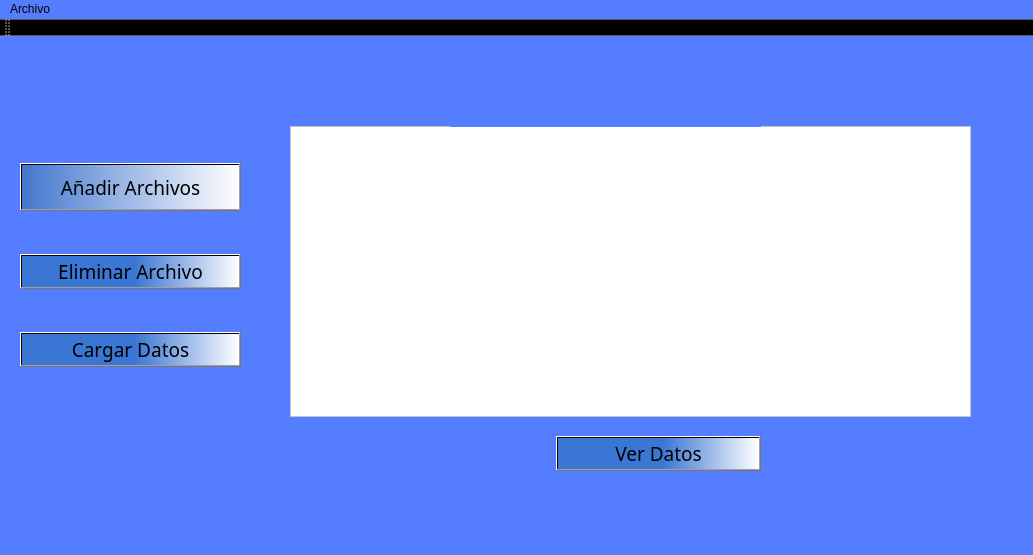
This is Interfaz/UI/InicioSubirDatos.ui in Dumaru/ExcelReports as Qt 5 draws it before an edit. The edited form follows.
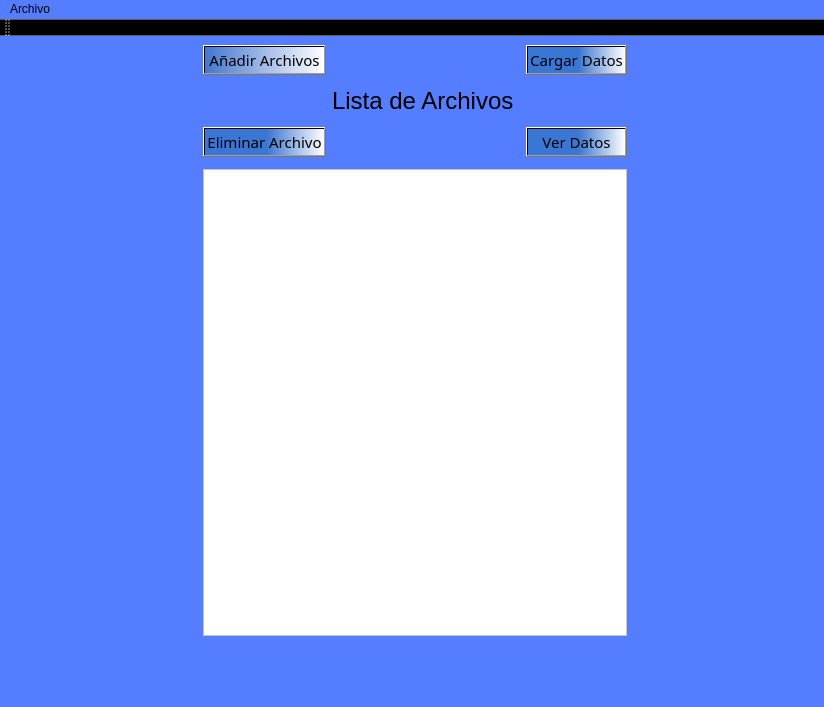
This is the edited form. Icons and pictures are not drawn.

Commit message:
Actualizacion Interfaces
Mejoras

What changed in the file:
```diff
--- a/Interfaz/UI/InicioSubirDatos.ui
+++ b/Interfaz/UI/InicioSubirDatos.ui
@@ -6,8 +6,8 @@
    <rect>
     <x>0</x>
     <y>0</y>
-    <width>1033</width>
-    <height>555</height>
+    <width>824</width>
+    <height>707</height>
    </rect>
   </property>
   <property name="windowTitle">
@@ -18,40 +18,15 @@
 background-color: qlineargradient(spread:pad, x1:0, y1:0, x2:1, y2:0, stop:1 rgba(85, 125, 255, 255));</string>
   </property>
   <widget class="QWidget" name="centralwidget">
-   <widget class="QWidget" name="horizontalLayoutWidget">
-    <property name="geometry">
-     <rect>
-      <x>290</x>
-      <y>90</y>
-      <width>681</width>
-      <height>291</height>
-     </rect>
-    </property>
-    <layout class="QHBoxLayout" name="horizontalLayoutTablaMostrarDatos">
+   <layout class="QGridLayout" name="gridLayout_2">
+    <item row="1" column="1">
+     <layout class="QVBoxLayout" name="verticalLayout">
      <item>
-      <widget class="QListWidget" name="listWidgetListaArchivos">
-       <property name="styleSheet">
-        <string notr="true">background-color: rgb(255, 255, 255);
-border-color: rgb(0, 0, 0);</string>
-       </property>
-       <property name="autoScrollMargin">
-        <number>23</number>
-       </property>
-      </widget>
-     </item>
-    </layout>
-   </widget>
-   <widget class="QWidget" name="verticalLayoutWidget_2">
-    <property name="geometry">
-     <rect>
-      <x>20</x>
-      <y>90</y>
-      <width>221</width>
-      <height>281</height>
-     </rect>
-    </property>
-    <layout class="QVBoxLayout" name="AnadirverticalLayout">
-     <item>
+       <layout class="QGridLayout" name="gridLayout">
+        <property name="sizeConstraint">
+         <enum>QLayout::SetMinimumSize</enum>
+        </property>
+        <item row="0" column="1">
       <widget class="QPushButton" name="pushButtonAnadirArchivo">
        <property name="maximumSize">
         <size>
@@ -62,7 +37,7 @@
        <property name="font">
         <font>
          <family>Corbel</family>
-         <pointsize>14</pointsize>
+            <pointsize>11</pointsize>
         </font>
        </property>
        <property name="styleSheet">
@@ -86,12 +61,38 @@
        </property>
       </widget>
      </item>
-     <item>
+        <item row="11" column="5">
+         <spacer name="horizontalSpacer_2">
+          <property name="orientation">
+           <enum>Qt::Horizontal</enum>
+          </property>
+          <property name="sizeHint" stdset="0">
+           <size>
+            <width>40</width>
+            <height>20</height>
+           </size>
+          </property>
+         </spacer>
+        </item>
+        <item row="11" column="0">
+         <spacer name="horizontalSpacer">
+          <property name="orientation">
+           <enum>Qt::Horizontal</enum>
+          </property>
+          <property name="sizeHint" stdset="0">
+           <size>
+            <width>40</width>
+            <height>20</height>
+           </size>
+          </property>
+         </spacer>
+        </item>
+        <item row="2" column="1">
       <widget class="QPushButton" name="pushButtonEliminar">
        <property name="font">
         <font>
          <family>Corbel</family>
-         <pointsize>14</pointsize>
+            <pointsize>11</pointsize>
         </font>
        </property>
        <property name="whatsThis">
@@ -117,46 +118,7 @@
        </property>
       </widget>
      </item>
-     <item>
-      <widget class="QPushButton" name="pushButtonCargarDatos">
-       <property name="font">
-        <font>
-         <family>Corbel</family>
-         <pointsize>14</pointsize>
-        </font>
-       </property>
-       <property name="styleSheet">
-        <string notr="true">background-color: rgb(85, 170, 255);
-background-color: qlineargradient(spread:pad, x1:0, y1:0, x2:1, y2:0, stop:0.517413 rgba(55, 117, 206, 229), stop:1 rgba(255, 255, 255, 255));</string>
-       </property>
-       <property name="text">
-        <string>Cargar Datos</string>
-       </property>
-       <property name="icon">
-        <iconset>
-         <normaloff>../Recursos/upload.png</normaloff>../Recursos/upload.png</iconset>
-       </property>
-       <property name="iconSize">
-        <size>
-         <width>40</width>
-         <height>40</height>
-        </size>
-       </property>
-      </widget>
-     </item>
-    </layout>
-   </widget>
-   <widget class="QWidget" name="formLayoutWidget">
-    <property name="geometry">
-     <rect>
-      <x>550</x>
-      <y>400</y>
-      <width>211</width>
-      <height>71</height>
-     </rect>
-    </property>
-    <layout class="QFormLayout" name="formLayout_2">
-     <item row="1" column="1">
+        <item row="2" column="4">
       <widget class="QPushButton" name="pushButtonMostrarDatos">
        <property name="maximumSize">
         <size>
@@ -167,7 +129,7 @@
        <property name="font">
         <font>
          <family>Corbel</family>
-         <pointsize>14</pointsize>
+            <pointsize>11</pointsize>
         </font>
        </property>
        <property name="styleSheet">
@@ -190,31 +152,116 @@
        </property>
       </widget>
      </item>
-    </layout>
-   </widget>
+        <item row="0" column="4">
+         <widget class="QPushButton" name="pushButtonCargarDatos">
+          <property name="font">
+           <font>
+            <family>Corbel</family>
+            <pointsize>11</pointsize>
+           </font>
+          </property>
+          <property name="styleSheet">
+           <string notr="true">background-color: rgb(85, 170, 255);
+background-color: qlineargradient(spread:pad, x1:0, y1:0, x2:1, y2:0, stop:0.517413 rgba(55, 117, 206, 229), stop:1 rgba(255, 255, 255, 255));</string>
+          </property>
+          <property name="text">
+           <string>Cargar Datos</string>
+          </property>
+          <property name="icon">
+           <iconset>
+            <normaloff>../Recursos/upload.png</normaloff>../Recursos/upload.png</iconset>
+          </property>
+          <property name="iconSize">
+           <size>
+            <width>40</width>
+            <height>40</height>
+           </size>
+          </property>
+         </widget>
+        </item>
+        <item row="11" column="1" colspan="4">
+         <widget class="QListWidget" name="listWidgetListaArchivos">
+          <property name="styleSheet">
+           <string notr="true">background-color: rgb(255, 255, 255);
+border-color: rgb(0, 0, 0);</string>
+          </property>
+          <property name="autoScrollMargin">
+           <number>23</number>
+          </property>
+         </widget>
+        </item>
+        <item row="1" column="1">
+         <spacer name="verticalSpacer_4">
+          <property name="orientation">
+           <enum>Qt::Vertical</enum>
+          </property>
+          <property name="sizeType">
+           <enum>QSizePolicy::Minimum</enum>
+          </property>
+          <property name="sizeHint" stdset="0">
+           <size>
+            <width>20</width>
+            <height>40</height>
+           </size>
+          </property>
+         </spacer>
+        </item>
+        <item row="1" column="2">
    <widget class="QLabel" name="label">
-    <property name="geometry">
-     <rect>
-      <x>450</x>
-      <y>-10</y>
-      <width>311</width>
-      <height>101</height>
-     </rect>
+          <property name="font">
+           <font>
+            <pointsize>18</pointsize>
+           </font>
+          </property>
+          <property name="text">
+           <string>Lista de Archivos</string>
+          </property>
+         </widget>
+        </item>
+        <item row="0" column="0" rowspan="4">
+         <widget class="QLabel" name="label_2">
+          <property name="maximumSize">
+           <size>
+            <width>167777</width>
+            <height>167777</height>
+           </size>
     </property>
     <property name="styleSheet">
-     <string notr="true">background-image: url(:/Imagenes/Logo.png);</string>
+           <string notr="true">image: url(:/newPrefix/Logo.png);</string>
     </property>
     <property name="text">
      <string/>
     </property>
    </widget>
+        </item>
+       </layout>
+      </item>
+     </layout>
+    </item>
+    <item row="2" column="1">
+     <spacer name="verticalSpacer">
+      <property name="orientation">
+       <enum>Qt::Vertical</enum>
+      </property>
+      <property name="sizeType">
+       <enum>QSizePolicy::Minimum</enum>
+      </property>
+      <property name="sizeHint" stdset="0">
+       <size>
+        <width>20</width>
+        <height>40</height>
+       </size>
+      </property>
+     </spacer>
+    </item>
+   </layout>
   </widget>
   <widget class="QMenuBar" name="menubar">
    <property name="geometry">
     <rect>
      <x>0</x>
      <y>0</y>
-     <width>1033</width>
+     <width>824</width>
      <height>26</height>
     </rect>
    </property>
```
Lines whose indentation alone changed are shown as unchanged. The commit also changes 4 other files.
